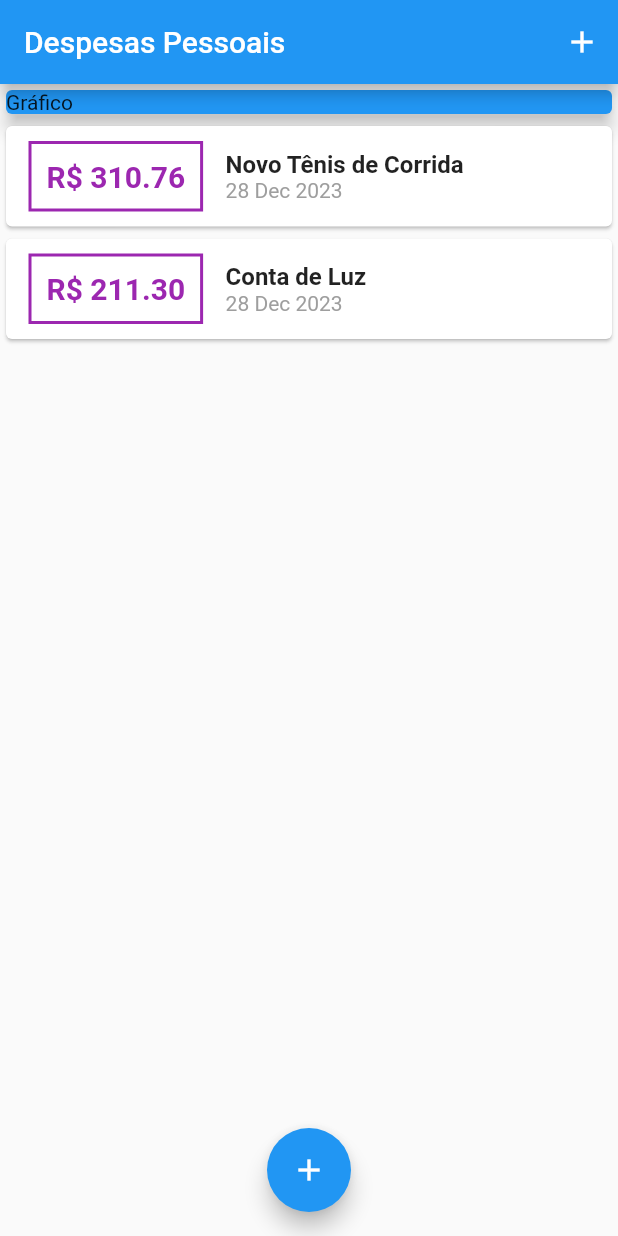
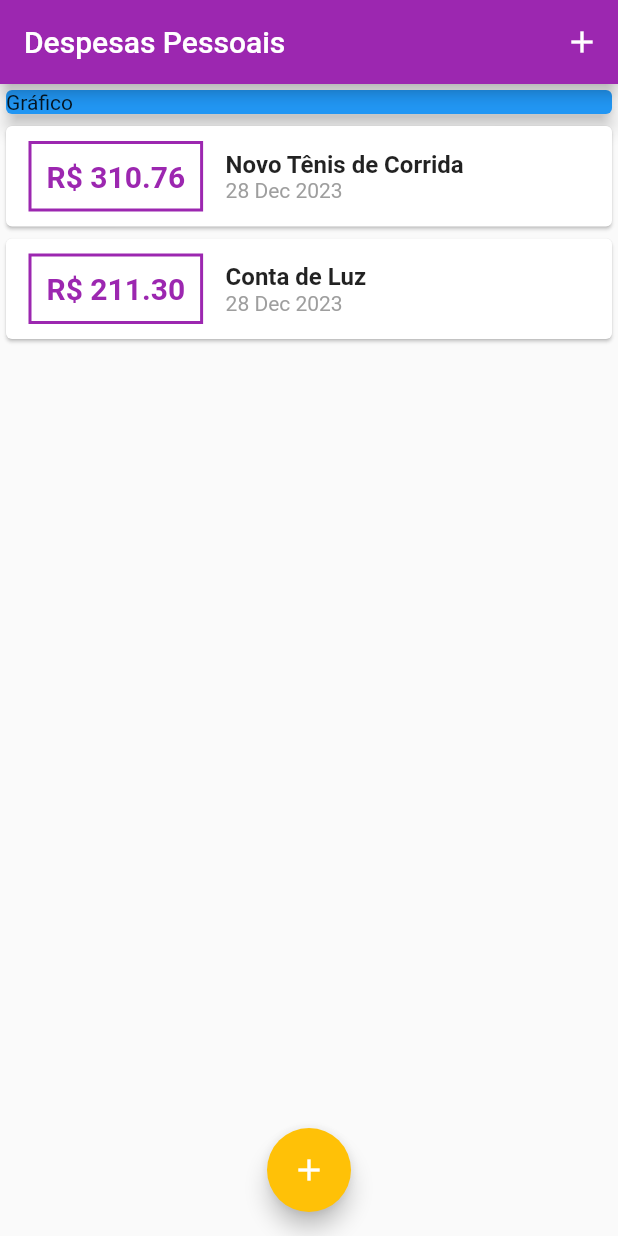
Before and after one commit to vandersonbfs/CursoFlutterUdemy, a Flutter app: the screen it shows after launch, on a phone screen of 412 x 824 dp. Run offline on Flutter 3.47's test engine with Material 2 defaults, Android fonts, the phone set to English and light mode, and no system bars.

Commit message:
Aula 114. Estilo com Theme

```diff
--- a/expenses/lib/components/transaction_list.dart
+++ b/expenses/lib/components/transaction_list.dart
@@ -25,17 +25,17 @@ class TransactionList extends StatelessWidget {
                   ),
                   decoration: BoxDecoration(
                     border: Border.all(
-                      color: Colors.purple,
+                      color: Theme.of(context).colorScheme.primary,
                       width: 2,
                     ),
                   ),
                   padding: const EdgeInsets.all(10),
                   child: Text(
                     'R\$ ${tr.value.toStringAsFixed(2)}',
-                    style: const TextStyle(
+                    style: TextStyle(
                       fontWeight: FontWeight.bold,
                       fontSize: 20,
-                      color: Colors.purple,
+                      color: Theme.of(context).colorScheme.primary,
                     ),
                   ),
                 ),
--- a/expenses/lib/main.dart
+++ b/expenses/lib/main.dart
@@ -5,13 +5,23 @@ import 'components/transaction_form.dart';
 import 'components/transaction_list.dart';
 import 'models/transaction.dart';
 
-main() => runApp(const ExpensesApp());
+main() => runApp(ExpensesApp());
 
 class ExpensesApp extends StatelessWidget {
-  const ExpensesApp({Key? key}) : super(key: key);
+  ExpensesApp({Key? key}) : super(key: key);
+  final ThemeData tema = ThemeData();
+
   @override
   Widget build(BuildContext context) {
-    return const MaterialApp(home: MyHomePage());
+    return MaterialApp(
+      home: const MyHomePage(),
+      theme: tema.copyWith(
+        colorScheme: tema.colorScheme.copyWith(
+          primary: Colors.purple,
+          secondary: Colors.amber,
+        ),
+      ),
+    );
   }
 }
 
```
